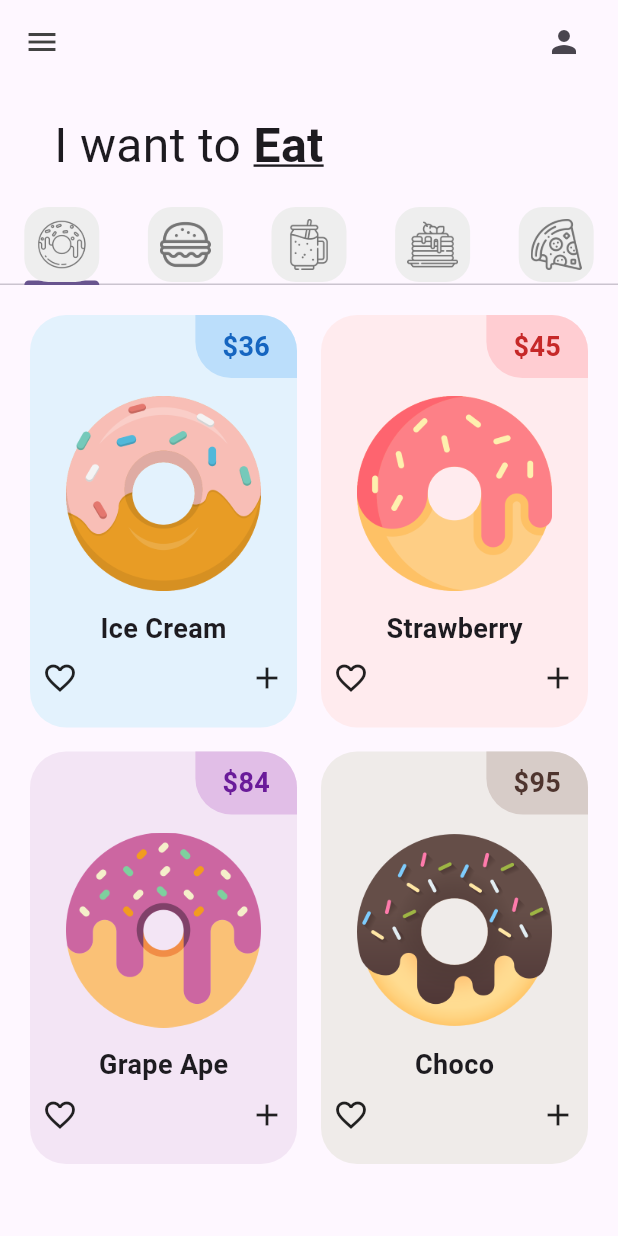
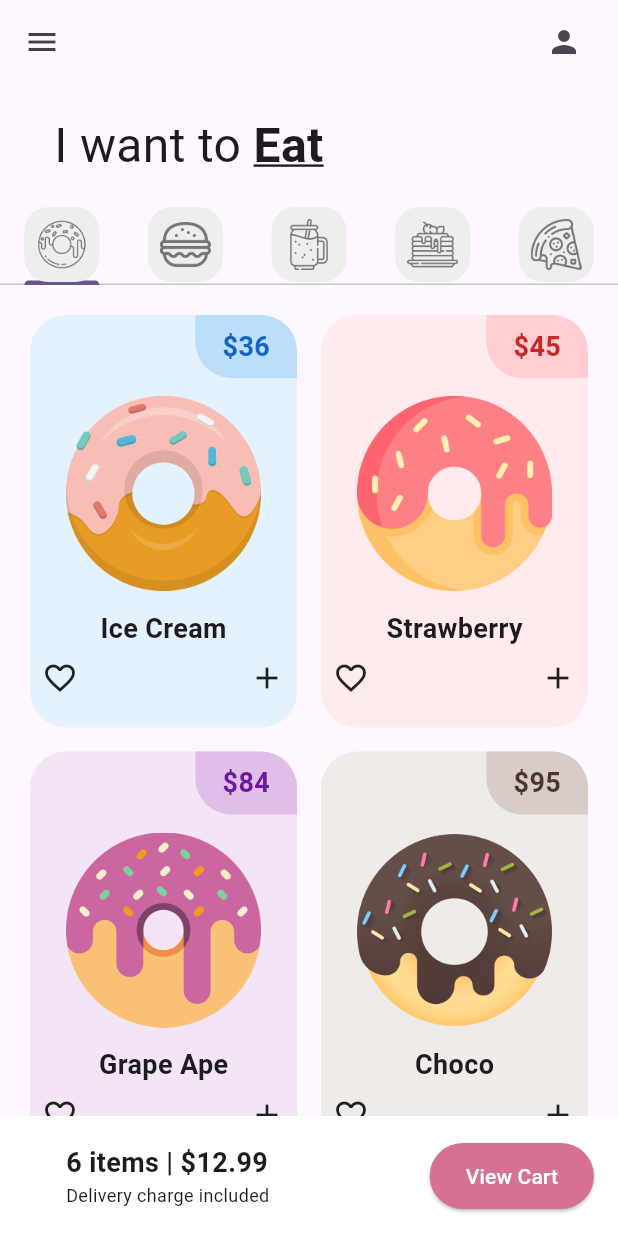
Before and after one commit to LinkB-FN/Hola, a Flutter app: the screen it shows after launch, on a phone screen of 412 x 824 dp. Run offline on Flutter 3.47's test engine with Material 3 defaults, Android fonts, the phone set to English and light mode, and no system bars.

Commit message:
UI Finished

```diff
--- a/flutter_application_1/lib/pages/home_page.dart
+++ b/flutter_application_1/lib/pages/home_page.dart
@@ -78,8 +78,45 @@
 
               ],
               ),
+            ),
+            //Carrito
+            Container(
+              color:Colors.white,
+              padding: const EdgeInsets.all(16),
+              child: Row(
+                mainAxisAlignment: MainAxisAlignment.spaceBetween,
+                children: [
+                   Padding(
+                    padding: EdgeInsets.only(left: 28),
+                    child: Column(
+                      //alinear a la izquierda
+                      crossAxisAlignment: CrossAxisAlignment.start,
+                      children: [
+                        Text("6 items | \$12.99",
+                         style: TextStyle(
+                          fontSize:18,
+                          fontWeight: FontWeight.bold),),
+                        Text(
+                          'Delivery charge included',
+                        style: TextStyle(fontSize:12),
+                    ),
+
+
+                      ],
+                    )
+                  ),
+                  ElevatedButton(
+                          onPressed: (){},
+                          style: ElevatedButton.styleFrom(
+                            backgroundColor: const Color.fromARGB(255, 215, 113, 148),
+                            padding: const EdgeInsets.symmetric(
+                              horizontal: 24, vertical: 12)),
+                          child: const Text(
+                        'View Cart', style: TextStyle(color: Colors.white),
+                      )),
+                ]
+              ),
             )
-            //Carrito
           ],
         )
       ),
```
